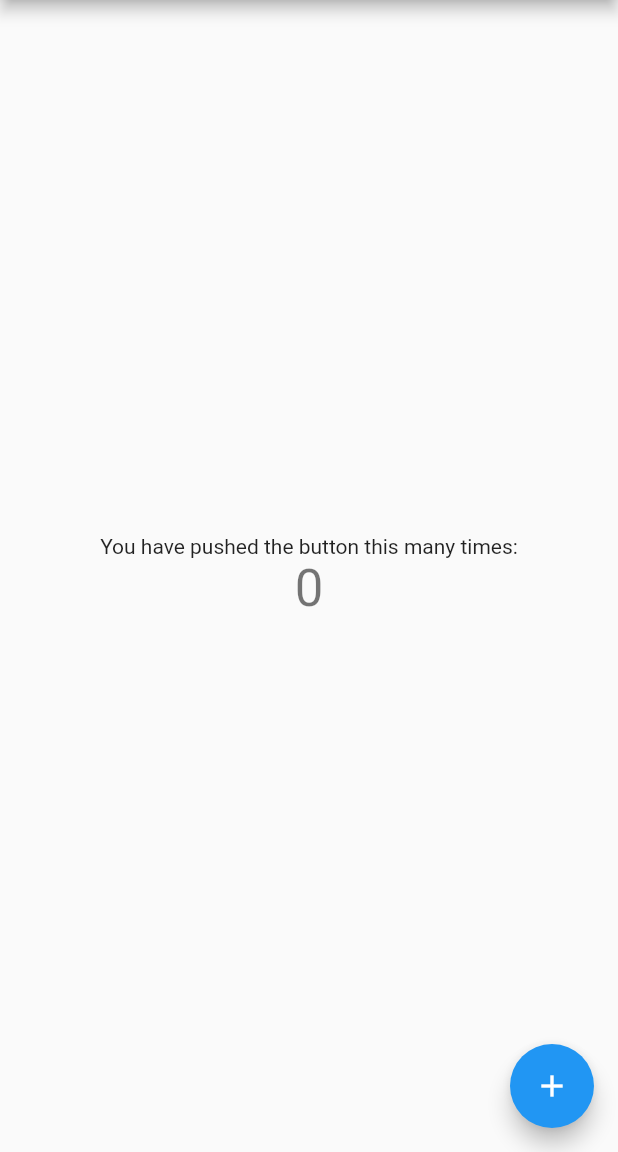
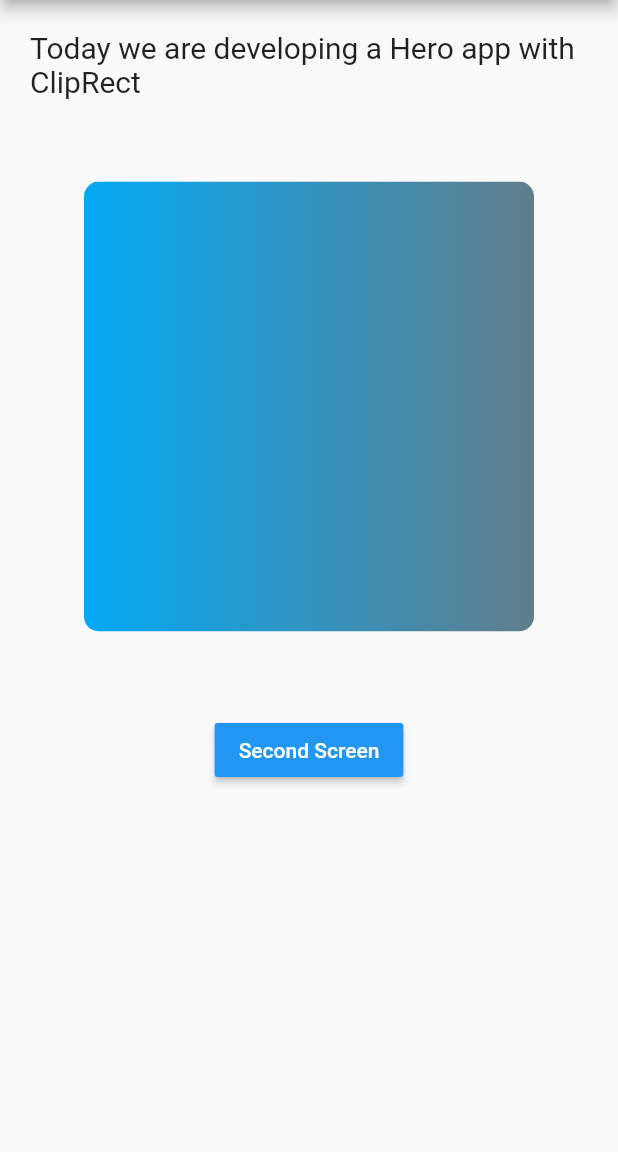
Before and after one commit to irfan87/flutter_hero_cliprect, a Flutter app: the screen it shows after launch, on a phone screen of 412 x 824 dp, the part 84-1236 px from its top. Run offline on Flutter 3.47's test engine with Material 2 defaults, Android fonts, the phone set to English and light mode, and no system bars.

Commit message:
playing around with the hero, cliprrect and raised button that flutter provided

```diff
--- a/lib/main.dart
+++ b/lib/main.dart
@@ -1,29 +1,17 @@
 import 'package:flutter/material.dart';
+import 'package:hero_cliprect/secondScreen.dart';
 
 void main() {
   runApp(MyApp());
 }
 
 class MyApp extends StatelessWidget {
-  // This widget is the root of your application.
   @override
   Widget build(BuildContext context) {
     return MaterialApp(
       title: 'Flutter Demo',
       theme: ThemeData(
-        // This is the theme of your application.
-        //
-        // Try running your application with "flutter run". You'll see the
-        // application has a blue toolbar. Then, without quitting the app, try
-        // changing the primarySwatch below to Colors.green and then invoke
-        // "hot reload" (press "r" in the console where you ran "flutter run",
-        // or simply save your changes to "hot reload" in a Flutter IDE).
-        // Notice that the counter didn't reset back to zero; the application
-        // is not restarted.
         primarySwatch: Colors.blue,
-        // This makes the visual density adapt to the platform that you run
-        // the app on. For desktop platforms, the controls will be smaller and
-        // closer together (more dense) than on mobile platforms.
         visualDensity: VisualDensity.adaptivePlatformDensity,
       ),
       home: MyHomePage(title: 'Flutter Demo Home Page'),
@@ -34,15 +22,6 @@ class MyApp extends StatelessWidget {
 class MyHomePage extends StatefulWidget {
   MyHomePage({Key key, this.title}) : super(key: key);
 
-  // This widget is the home page of your application. It is stateful, meaning
-  // that it has a State object (defined below) that contains fields that affect
-  // how it looks.
-
-  // This class is the configuration for the state. It holds the values (in this
-  // case the title) provided by the parent (in this case the App widget) and
-  // used by the build method of the State. Fields in a Widget subclass are
-  // always marked "final".
-
   final String title;
 
   @override
@@ -50,68 +29,54 @@ class MyHomePage extends StatefulWidget {
 }
 
 class _MyHomePageState extends State<MyHomePage> {
-  int _counter = 0;
 
-  void _incrementCounter() {
-    setState(() {
-      // This call to setState tells the Flutter framework that something has
-      // changed in this State, which causes it to rerun the build method below
-      // so that the display can reflect the updated values. If we changed
-      // _counter without calling setState(), then the build method would not be
-      // called again, and so nothing would appear to happen.
-      _counter++;
-    });
-  }
 
   @override
   Widget build(BuildContext context) {
-    // This method is rerun every time setState is called, for instance as done
-    // by the _incrementCounter method above.
-    //
-    // The Flutter framework has been optimized to make rerunning build methods
-    // fast, so that you can just rebuild anything that needs updating rather
-    // than having to individually change instances of widgets.
     return Scaffold(
       appBar: AppBar(
-        // Here we take the value from the MyHomePage object that was created by
-        // the App.build method, and use it to set our appbar title.
         title: Text(widget.title),
       ),
-      body: Center(
-        // Center is a layout widget. It takes a single child and positions it
-        // in the middle of the parent.
-        child: Column(
-          // Column is also a layout widget. It takes a list of children and
-          // arranges them vertically. By default, it sizes itself to fit its
-          // children horizontally, and tries to be as tall as its parent.
-          //
-          // Invoke "debug painting" (press "p" in the console, choose the
-          // "Toggle Debug Paint" action from the Flutter Inspector in Android
-          // Studio, or the "Toggle Debug Paint" command in Visual Studio Code)
-          // to see the wireframe for each widget.
-          //
-          // Column has various properties to control how it sizes itself and
-          // how it positions its children. Here we use mainAxisAlignment to
-          // center the children vertically; the main axis here is the vertical
-          // axis because Columns are vertical (the cross axis would be
-          // horizontal).
-          mainAxisAlignment: MainAxisAlignment.center,
-          children: <Widget>[
-            Text(
-              'You have pushed the button this many times:',
+      body: Column(
+        children: <Widget>[
+          Padding(
+            padding: const EdgeInsets.all(20.0),
+            child: Text("Today we are developing a Hero app with ClipRect", style: TextStyle(fontSize: 20),),
+          ),
+          Padding(
+            padding: const EdgeInsets.all(35.0),
+            child: Hero(
+              tag: 'tag',
+              child: ClipRRect(
+              borderRadius: BorderRadius.circular(10),
+                child: Container(
+                  padding: EdgeInsets.all(30),
+                  height: 300,
+                  width: 300,
+                  decoration: BoxDecoration(
+                    color: Colors.blueGrey,
+                    gradient: LinearGradient(colors: [
+                      Colors.lightBlue,
+                      Colors.blueGrey
+                    ])
+                  ),
+                ),
+              )
+            )
+          ),
+          Padding(
+            padding: const EdgeInsets.all(20),
+            child: RaisedButton(
+              color: Colors.blue,
+              child: Text("Second Screen", style: TextStyle(color: Colors.white)),
+              onPressed: () {
+                Navigator.push(context, MaterialPageRoute(builder: (context) => SecondScreen()));
+              },
             ),
-            Text(
-              '$_counter',
-              style: Theme.of(context).textTheme.headline4,
-            ),
-          ],
-        ),
+          )
+        ],
+
       ),
-      floatingActionButton: FloatingActionButton(
-        onPressed: _incrementCounter,
-        tooltip: 'Increment',
-        child: Icon(Icons.add),
-      ), // This trailing comma makes auto-formatting nicer for build methods.
     );
   }
 }
```
Also changed, not shown: lib/secondScreen.dart (added, +21 -0 lines).
